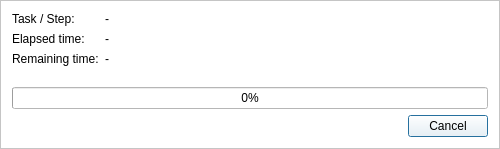
This is wpmcpp/src/progressframe.ui in npackd/npackd-cpp as Qt 5 draws it before an edit. The edited form follows.
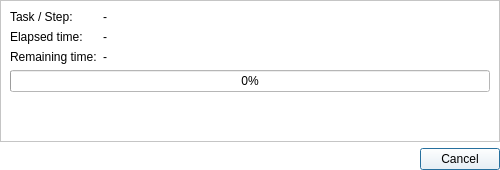
This is the edited form.

Patch:
```diff
--- a/wpmcpp/src/progressframe.ui
+++ b/wpmcpp/src/progressframe.ui
@@ -7,7 +7,7 @@
     <x>0</x>
     <y>0</y>
     <width>500</width>
-    <height>149</height>
+    <height>170</height>
    </rect>
   </property>
   <property name="palette">
@@ -429,13 +429,13 @@
    <string>Frame</string>
   </property>
   <property name="autoFillBackground">
-   <bool>true</bool>
+   <bool>false</bool>
   </property>
   <property name="frameShape">
-   <enum>QFrame::StyledPanel</enum>
+   <enum>QFrame::NoFrame</enum>
   </property>
   <property name="frameShadow">
-   <enum>QFrame::Sunken</enum>
+   <enum>QFrame::Plain</enum>
   </property>
   <property name="lineWidth">
    <number>1</number>
@@ -443,9 +443,31 @@
   <property name="midLineWidth">
    <number>0</number>
   </property>
-  <layout class="QVBoxLayout" name="verticalLayout" stretch="1,0,0">
+  <layout class="QVBoxLayout" name="verticalLayout" stretch="1,0">
+   <property name="leftMargin">
+    <number>0</number>
+   </property>
+   <property name="topMargin">
+    <number>0</number>
+   </property>
+   <property name="rightMargin">
+    <number>0</number>
+   </property>
+   <property name="bottomMargin">
+    <number>0</number>
+   </property>
    <item>
-    <layout class="QFormLayout" name="formLayout">
+    <widget class="QFrame" name="frame">
+     <property name="autoFillBackground">
+      <bool>true</bool>
+     </property>
+     <property name="frameShape">
+      <enum>QFrame::StyledPanel</enum>
+     </property>
+     <property name="frameShadow">
+      <enum>QFrame::Sunken</enum>
+     </property>
+     <layout class="QFormLayout" name="formLayout_2">
      <item row="0" column="0">
       <widget class="QLabel" name="label">
        <property name="text">
@@ -497,13 +519,14 @@
        </property>
       </widget>
      </item>
-    </layout>
-   </item>
-   <item>
+      <item row="3" column="0" colspan="2">
     <widget class="QProgressBar" name="progressBar">
      <property name="value">
       <number>0</number>
      </property>
+       </widget>
+      </item>
+     </layout>
     </widget>
    </item>
    <item>
```
Lines whose indentation alone changed are shown as unchanged.
